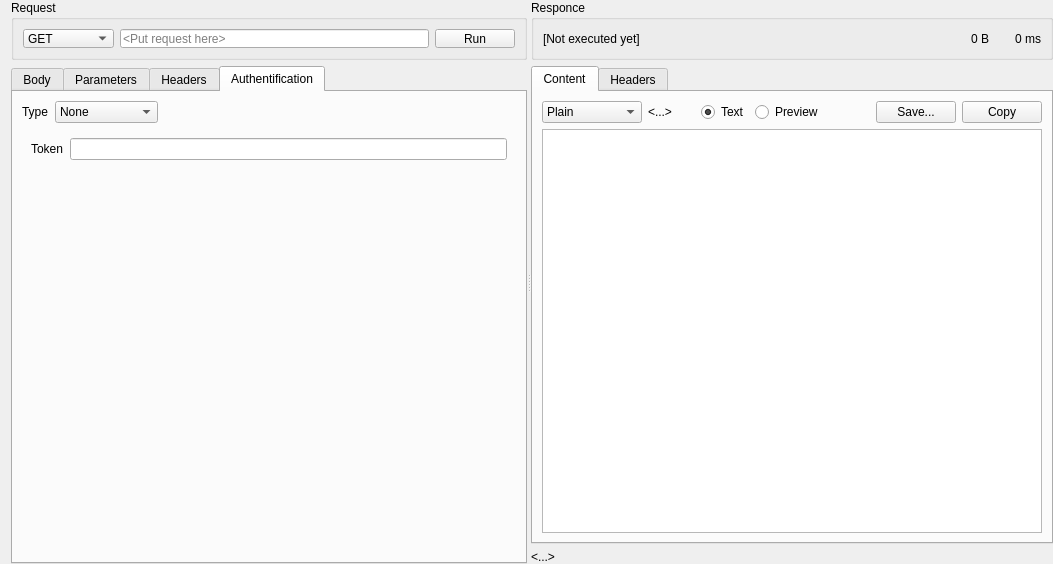
BootsmannApp/bootsmann, file src/CRequestGUI.ui: the form before one commit.
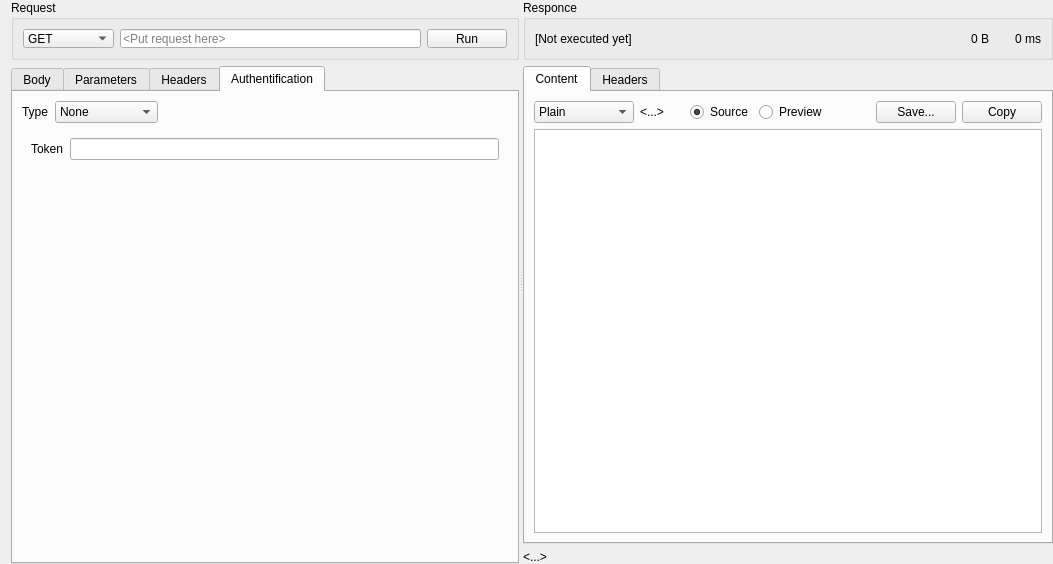
The form after the commit. Icons and pictures are not drawn. Custom widgets are drawn as their Qt base class.

```diff
--- a/src/CRequestGUI.ui
+++ b/src/CRequestGUI.ui
@@ -767,7 +767,7 @@
                   <item>
                    <widget class="QRadioButton" name="HtmlAsTextRB">
                     <property name="text">
-                     <string>Text</string>
+                     <string>Source</string>
                     </property>
                     <property name="checked">
                      <bool>true</bool>
```
